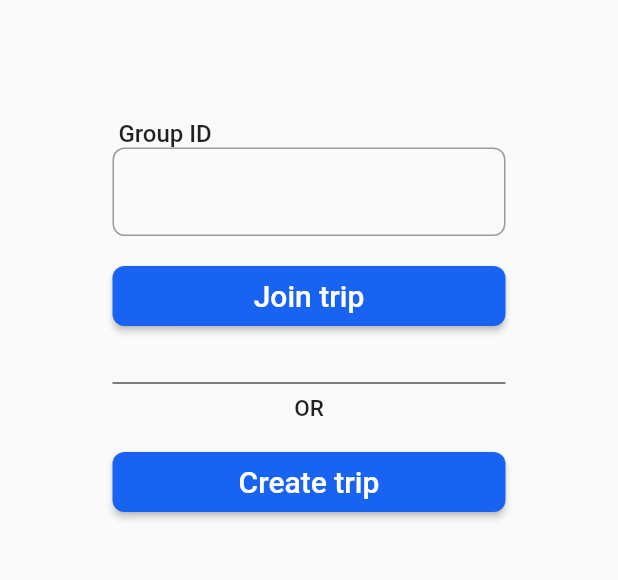
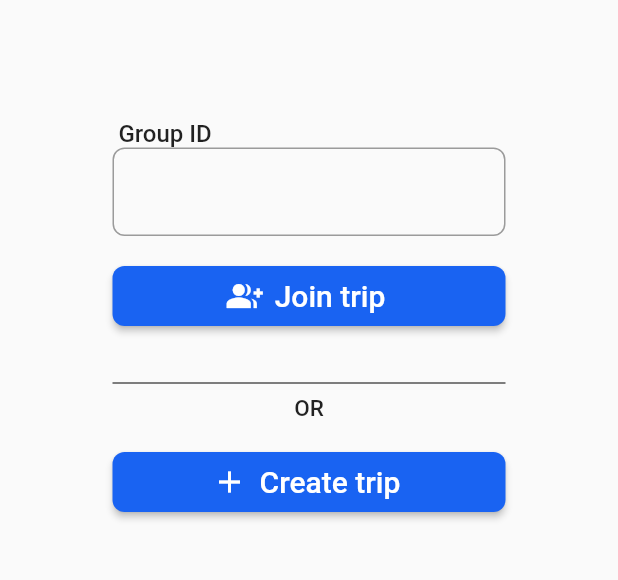
Before and after one commit to YashTayal04/sathi-tracker, a Flutter app: the SecondScreen screen opened directly, on a phone screen of 412 x 824 dp, the part 274-854 px from its top. Run offline on Flutter 3.47's test engine with Material 2 defaults, Android fonts, the phone set to English and light mode, and no system bars.

Commit message:
added icons
icons added in the buttons in second screen.

```diff
--- a/lib/secondscreen.dart
+++ b/lib/secondscreen.dart
@@ -47,9 +47,13 @@ class SecondScreen extends StatelessWidget {
                   SizedBox(
                     height: 40,
                     width: 40,
-                    child: RaisedButton(
+                    child: RaisedButton.icon(
+                      icon: Icon(
+                        Icons.group_add,
+                        color: Colors.white,
+                      ),
                       color: Color(0xFF1963F2),
-                      child: Text(
+                      label: Text(
                         "Join trip",
                         style: TextStyle(fontSize: 20, color: Colors.white),
                       ),
@@ -80,9 +84,11 @@ class SecondScreen extends StatelessWidget {
                   SizedBox(
                     height: 40,
                     width: 40,
-                    child: RaisedButton(
+                    child: RaisedButton.icon(
+                      icon: Icon(Icons.add, color: Colors.white,),
                       color: Color(0xFF1963F2),
-                      child: Text(
+
+                      label: Text(
                         "Create trip",
                         style: TextStyle(fontSize: 20, color: Colors.white),
                       ),
```
